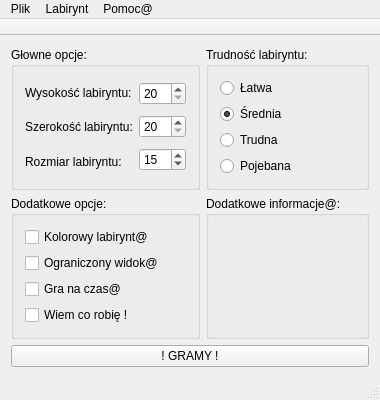
Qt form mainwindow.ui (289698/GenerowanieLabiryntu) before a commit.
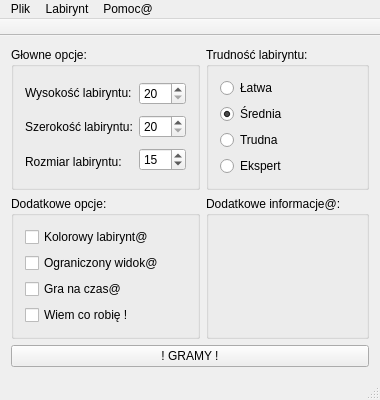
The same form after that commit.

The edit to the form file:
```diff
--- a/mainwindow.ui
+++ b/mainwindow.ui
@@ -48,7 +48,7 @@
        <item>
         <widget class="QRadioButton" name="radioButton_Expert">
          <property name="text">
-          <string>Pojebana</string>
+          <string>Ekspert</string>
          </property>
         </widget>
        </item>
```
Left out of the diff: 2 changed lines with no effect on the pictures.
